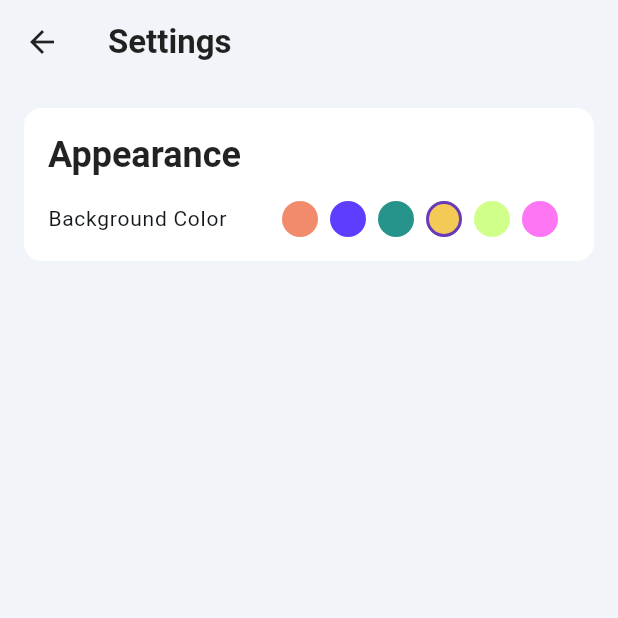
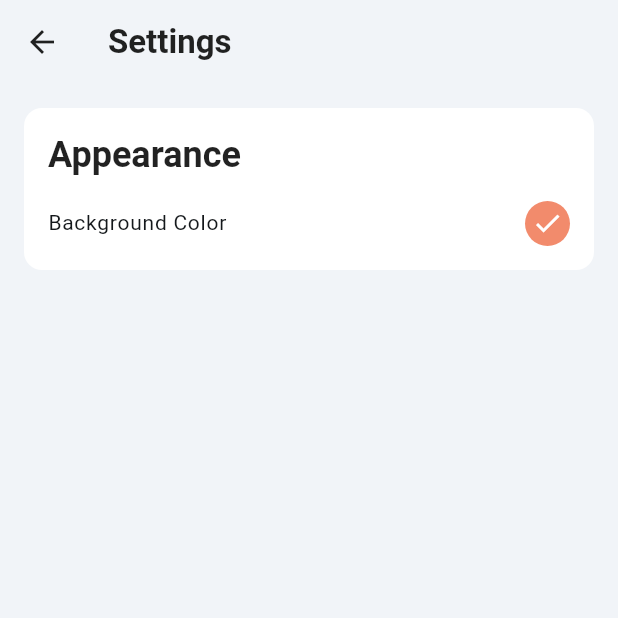
Before and after one commit to nvsoftlab/dice-roller, a Flutter app: the screen it shows after launch, after a tap on the "settings" icon, on a phone screen of 412 x 824 dp, the top half of it. Run offline on Flutter 3.47's test engine with Material 3 defaults, Android fonts, the phone set to English and light mode, and no system bars; our stand-ins replace google_fonts, shared_preferences.

Commit message:
feat: adjust appearance section, implement shared preferences

```diff
--- a/lib/constants/settings.dart
+++ b/lib/constants/settings.dart
@@ -14,4 +14,10 @@ const List<Color> kColors = [
   Color(0xFFF4CA56),
   Color(0xFFD0FF8A),
   Color(0xFFFF76F4),
+  Color(0xFF6EC1E4),
+  Color(0xFF8B5CF6),
+  Color(0xFF22C55E),
+  Color(0xFFFB923C),
+  Color(0xFF94A3B8),
+  Color(0xFFE11D48),
 ];
--- /dev/null
+++ b/lib/constants/shared_preferences_indexes.dart
@@ -0,0 +1 @@
+const String selectedColorIndexKey = 'selectedBgColorIndex';
--- /dev/null
+++ b/lib/extensions/color_extensions.dart
@@ -0,0 +1,5 @@
+import 'package:flutter/material.dart';
+
+extension ColorBrightness on Color {
+  bool get isDark => computeLuminance() < 0.5;
+}
--- a/lib/widgets/settings/appearance_section.dart
+++ b/lib/widgets/settings/appearance_section.dart
@@ -1,7 +1,10 @@
 import 'package:dice_roller/constants/settings.dart';
 import 'package:dice_roller/l10n/app_localizations.dart';
+import 'package:dice_roller/widgets/settings/current_color_indicator.dart';
 import 'package:dice_roller/widgets/settings/settings_section_layout.dart';
+import 'package:dice_roller/constants/shared_preferences_indexes.dart';
 import 'package:flutter/material.dart';
+import 'package:shared_preferences/shared_preferences.dart';
 
 class AppearanceSection extends StatefulWidget {
   const AppearanceSection({super.key});
@@ -11,7 +14,120 @@ class AppearanceSection extends StatefulWidget {
 }
 
 class _AppearanceSectionState extends State<AppearanceSection> {
-  final int selectedIndex = 3;
+  int? _selectedIndex;
+
+  @override
+  void initState() {
+    super.initState();
+    _loadSelectedColor();
+  }
+
+  Future<void> _loadSelectedColor() async {
+    final preferences = await SharedPreferences.getInstance();
+    if (!mounted) return;
+
+    int? newSelectedIndex;
+    int? storedIndex = preferences.getInt(selectedColorIndexKey);
+
+    if (storedIndex == null) {
+      // Preference is null, default to 0 (index for kColors[0]).
+      newSelectedIndex = 0;
+    } else if (storedIndex >= 0 && storedIndex < kColors.length) {
+      // Preference exists and is a valid index for kColors.
+      newSelectedIndex = storedIndex;
+    } else {
+      // Preference exists but is out of bounds for kColors, default to 0.
+      newSelectedIndex = 0;
+    }
+
+    setState(() {
+      _selectedIndex = newSelectedIndex;
+    });
+  }
+
+  Future<void> _saveSelectedColor(int index) async {
+    final preferences = await SharedPreferences.getInstance();
+    await preferences.setInt(selectedColorIndexKey, index);
+  }
+
+  Widget _buildBottomSheetColorGrid(
+    BuildContext sheetContext,
+    int? currentGridSelectionIndex,
+    ValueChanged<int> onColorSelected,
+  ) {
+    return GridView.builder(
+      shrinkWrap: true,
+      physics: const NeverScrollableScrollPhysics(),
+      gridDelegate: const SliverGridDelegateWithFixedCrossAxisCount(
+        crossAxisCount: 4,
+      ),
+      itemCount: kColors.length,
+      itemBuilder: (context, index) {
+        final bool isSelected = index == currentGridSelectionIndex;
+
+        return Center(
+          child: CurrentColorIndicator(
+            color: kColors[index],
+            onTap: () => onColorSelected(index),
+            isSelected: isSelected,
+            size: 50,
+          ),
+        );
+      },
+    );
+  }
+
+  Future<void> _showColorPickerBottomSheet(BuildContext context) async {
+    await showModalBottomSheet<void>(
+      context: context, // Parent context
+      shape: const RoundedRectangleBorder(
+        borderRadius: BorderRadius.vertical(top: Radius.circular(8)),
+      ),
+      builder: (BuildContext bottomSheetContext) {
+        // StatefulBuilder to manage sheet's internal state
+        return StatefulBuilder(
+          builder: (
+            BuildContext statefulBuilderContext,
+            StateSetter modalSetState,
+          ) {
+            int? tempSelectedIndex = _selectedIndex;
+
+            return Padding(
+              padding: EdgeInsets.fromLTRB(
+                10,
+                10,
+                10,
+                1 + MediaQuery.of(statefulBuilderContext).viewInsets.bottom,
+              ),
+              child: Column(
+                mainAxisSize: MainAxisSize.min,
+                crossAxisAlignment: CrossAxisAlignment.start,
+                children: [
+                  _buildBottomSheetColorGrid(
+                    statefulBuilderContext,
+                    tempSelectedIndex,
+                    (int index) {
+                      modalSetState(() {
+                        // updates state in the sheet's UI
+                        tempSelectedIndex = index;
+                      });
+                      setState(() {
+                        // updates _AppearanceSectionState
+                        _selectedIndex = index;
+                      });
+                      // updates shared_preferences
+                      _saveSelectedColor(index);
+                      Navigator.pop(statefulBuilderContext);
+                    },
+                  ),
+                ],
+              ),
+            );
+          },
+        );
+      },
+    );
+  }
 
   @override
   Widget build(BuildContext context) {
@@ -21,30 +137,17 @@ class _AppearanceSectionState extends State<AppearanceSection> {
       title: localizations.settingsAppearanceTitle,
       content: Row(
         mainAxisAlignment: MainAxisAlignment.spaceBetween,
+        crossAxisAlignment: CrossAxisAlignment.center,
         children: [
           Text(
             localizations.settingsAppearanceBgColor,
             style: Theme.of(context).textTheme.labelMedium,
           ),
-          Row(
-            children: List.generate(kColors.length, (index) {
-              final isSelected = index == selectedIndex;
-              return Padding(
-                padding: const EdgeInsets.only(right: 8),
-                child: Container(
-                  width: 24,
-                  height: 24,
-                  decoration: BoxDecoration(
-                    color: kColors[index],
-                    shape: BoxShape.circle,
-                    border:
-                        isSelected
-                            ? Border.all(color: Colors.deepPurple, width: 2)
-                            : null,
-                  ),
-                ),
-              );
-            }),
+          CurrentColorIndicator(
+            color: kColors[_selectedIndex!],
+            onTap: () => _showColorPickerBottomSheet(context),
+            size: 30,
+            isSelected: true,
           ),
         ],
       ),
--- /dev/null
+++ b/lib/widgets/settings/current_color_indicator.dart
@@ -0,0 +1,38 @@
+import 'package:dice_roller/extensions/color_extensions.dart';
+import 'package:flutter/material.dart';
+
+class CurrentColorIndicator extends StatelessWidget {
+  const CurrentColorIndicator({
+    super.key,
+    required this.color,
+    required this.onTap,
+    required this.isSelected,
+    required this.size,
+  });
+
+  final Color color;
+  final VoidCallback onTap;
+  final bool isSelected;
+  final double size;
+
+  @override
+  Widget build(BuildContext context) {
+    return InkWell(
+      onTap: onTap,
+      borderRadius: BorderRadius.circular(8),
+      child: Container(
+        width: size,
+        height: size,
+        decoration: BoxDecoration(color: color, shape: BoxShape.circle),
+        child:
+            isSelected
+                ? Icon(
+                  Icons.check,
+                  color: color.isDark ? Colors.white : Colors.black,
+                  size: size * 0.7,
+                )
+                : null,
+      ),
+    );
+  }
+}
--- a/pubspec.yaml
+++ b/pubspec.yaml
@@ -37,6 +37,7 @@ dependencies:
   cupertino_icons: ^1.0.8
   google_fonts: ^6.2.1
   intl: ^0.19.0
+  shared_preferences: ^2.5.3
 
 dev_dependencies:
   flutter_test:
```
